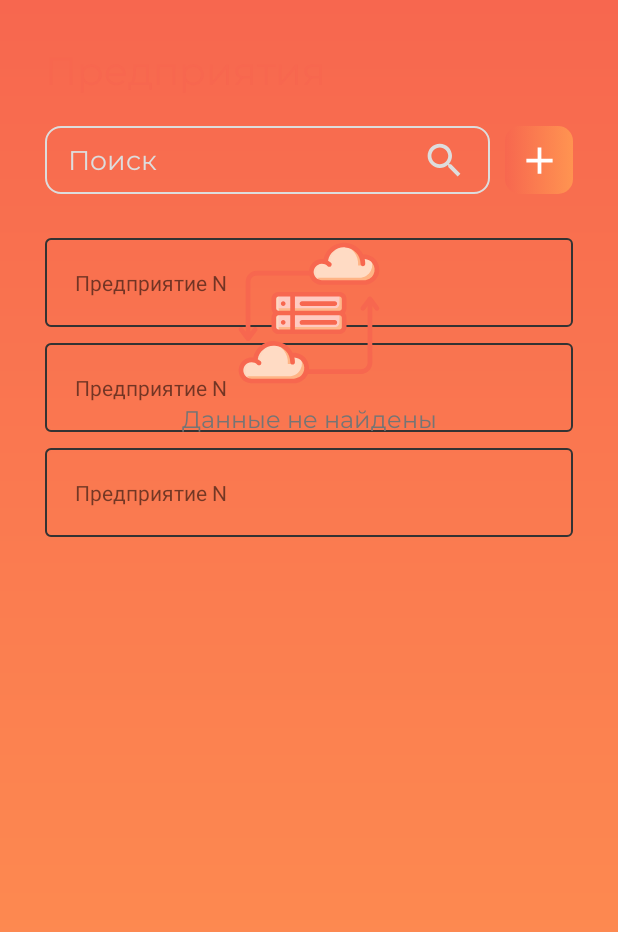
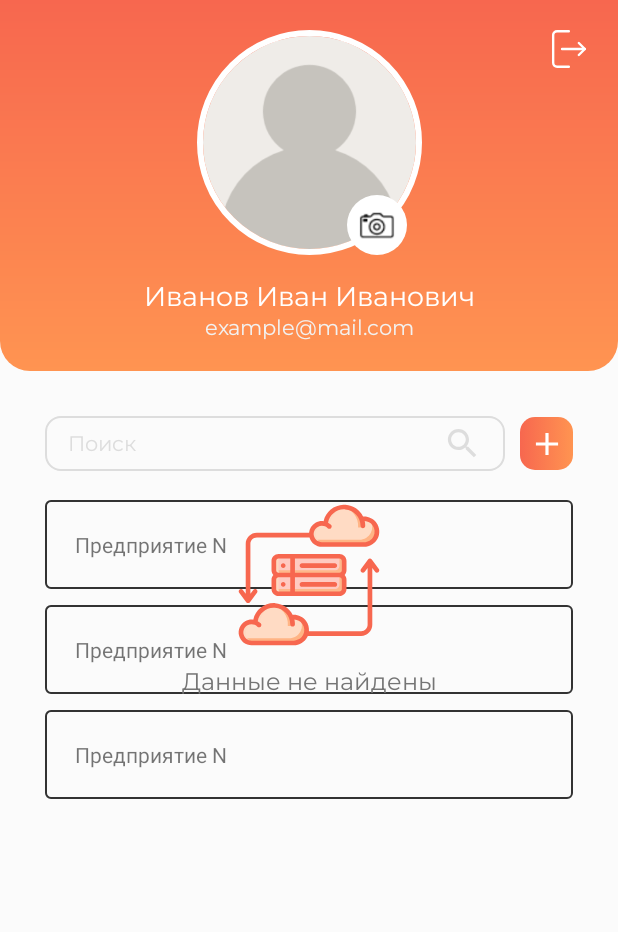
Before and after one commit to Ekaterina-El/Metrolog, an Android app: the layout fragment_companies.xml on its own in the app's theme, with its tools: preview values and no code run, on a phone screen of 412 x 824 dp. Shown: the top 932 px of the screen. Run offline under Robolectric (Android 15) with nearby library versions, the phone set to English and light mode, and no system bars.

Commit message:
Модуль "Предприятия" - вывод профиля пользователя

```diff
--- a/app/build.gradle
+++ b/app/build.gradle
@@ -53,4 +53,6 @@ dependencies {
 
     implementation 'com.github.bumptech.glide:glide:4.14.2'
     annotationProcessor 'com.github.bumptech.glide:compiler:4.14.2'
+
+    implementation 'de.hdodenhof:circleimageview:3.1.0'
 }
--- a/app/src/main/java/el/ka/someapp/view/adapters/adapterBinding.kt
+++ b/app/src/main/java/el/ka/someapp/view/adapters/adapterBinding.kt
@@ -10,9 +10,9 @@ import com.bumptech.glide.Glide
 import el.ka.someapp.R
 import el.ka.someapp.data.model.ErrorApp
 import el.ka.someapp.data.model.State
+import el.ka.someapp.data.model.User
 import el.ka.someapp.data.model.UserRole
 import el.ka.someapp.viewmodel.StatePassword
-import java.time.chrono.Era
 
 @BindingAdapter("app:isLoad")
 fun visibleLoader(view: View, state: State) {
@@ -63,12 +63,22 @@ fun showResetPasswordText(textView: TextView, state: State) {
   textView.visibility = if (state == State.AWAITING_CONTINUE) View.VISIBLE else View.GONE
 }
 
+@BindingAdapter("app:userUrl")
+fun showUserUrl(imageView: ImageView, user: User?) {
+  Glide
+    .with(imageView.context)
+    .load(user?.profileImageUrl)
+    .placeholder(R.drawable.profile_placeholder)
+    .into(imageView)
+
+}
+
 @BindingAdapter("app:imageUrl")
 fun showImage(imageView: ImageView, url: String) {
-  Glide.with(imageView.context)
+  Glide
+    .with(imageView.context)
     .load(url)
     .placeholder(R.drawable.profile_placeholder)
-    .circleCrop()
     .into(imageView)
 }
 
--- a/app/src/main/java/el/ka/someapp/viewmodel/JobFieldViewModel.kt
+++ b/app/src/main/java/el/ka/someapp/viewmodel/JobFieldViewModel.kt
@@ -54,6 +54,7 @@ class JobFieldViewModel(application: Application) : AndroidViewModel(application
       }
       else -> {
         _nameError.value = null
+        withError = false
       }
     }
 
--- a/app/src/main/java/el/ka/someapp/viewmodel/NodesViewModel.kt
+++ b/app/src/main/java/el/ka/someapp/viewmodel/NodesViewModel.kt
@@ -69,6 +69,8 @@ class NodesViewModel(application: Application) : AndroidViewModel(application) {
 
   // region User
   private val _currentUserProfile = MutableLiveData<User?>(null)
+  val currentUserProfile: LiveData<User?>
+    get() = _currentUserProfile
 
   private fun getCurrentUserProfile(onSuccess: () -> Unit = {}) {
     _state.value = State.LOADING
--- /dev/null
+++ b/app/src/main/res/drawable/bg_profile.xml
@@ -0,0 +1,14 @@
+<?xml version="1.0" encoding="utf-8"?>
+<shape
+  android:shape="rectangle"
+  xmlns:android="http://schemas.android.com/apk/res/android">
+
+  <gradient
+    android:angle="270"
+    android:endColor="@color/primary_color"
+    android:startColor="@color/primary_dark_color"
+    />
+
+  <corners android:bottomLeftRadius="20dp"
+    android:bottomRightRadius="20dp" />
+</shape>
--- /dev/null
+++ b/app/src/main/res/drawable/ic_exit.xml
@@ -0,0 +1,27 @@
+<vector xmlns:android="http://schemas.android.com/apk/res/android"
+    android:width="24dp"
+    android:height="24dp"
+    android:viewportWidth="24"
+    android:viewportHeight="24">
+  <path
+      android:pathData="M7.6,12L22,12"
+      android:strokeLineJoin="round"
+      android:strokeWidth="1.5"
+      android:fillColor="#00000000"
+      android:strokeColor="#000000"
+      android:strokeLineCap="round"/>
+  <path
+      android:pathData="M11.9,0.8H4.5C3.1,0.8 2,1.9 2,3.2v17.5c0,1.4 1.1,2.5 2.5,2.5h7.4"
+      android:strokeLineJoin="round"
+      android:strokeWidth="1.5"
+      android:fillColor="#00000000"
+      android:strokeColor="#000000"
+      android:strokeLineCap="round"/>
+  <path
+      android:pathData="M18.2,8.2l3.8,3.8l-3.8,3.8"
+      android:strokeLineJoin="round"
+      android:strokeWidth="1.5"
+      android:fillColor="#00000000"
+      android:strokeColor="#000000"
+      android:strokeLineCap="round"/>
+</vector>
--- a/app/src/main/res/layout/fragment_companies.xml
+++ b/app/src/main/res/layout/fragment_companies.xml
@@ -4,6 +4,7 @@
   xmlns:tools="http://schemas.android.com/tools">
 
   <data>
+
     <import type="android.view.View" />
 
     <variable
@@ -21,42 +22,105 @@
 
   <androidx.constraintlayout.widget.ConstraintLayout
     android:layout_width="match_parent"
-    android:layout_height="match_parent">
+    android:layout_height="match_parent"
+    tools:background="@color/background_color">
 
-    <TextView
-      android:id="@+id/textTitle"
-      android:layout_width="wrap_content"
+    <androidx.constraintlayout.widget.ConstraintLayout
+      android:id="@+id/layoutHeader"
+      android:layout_width="0dp"
       android:layout_height="wrap_content"
-      android:layout_marginStart="@dimen/app_padding"
-      android:layout_marginTop="@dimen/app_padding"
-      android:fontFamily="@font/montserrat_regular"
-      android:text="@string/companies_title"
-      android:textColor="@color/primary_dark_color"
-      android:textSize="26sp"
+      android:background="@drawable/bg_profile"
+      app:layout_constraintEnd_toEndOf="parent"
       app:layout_constraintStart_toStartOf="parent"
-      app:layout_constraintTop_toTopOf="parent" />
+      app:layout_constraintTop_toTopOf="parent">
+
+      <ImageView
+        android:layout_width="25dp"
+        android:layout_height="25dp"
+        android:layout_marginTop="20dp"
+        android:layout_marginEnd="20dp"
+        android:src="@drawable/ic_exit"
+        app:layout_constraintEnd_toEndOf="parent"
+        app:layout_constraintTop_toTopOf="parent"
+        app:tint="@color/text_on_primary" />
+
+      <de.hdodenhof.circleimageview.CircleImageView
+        android:id="@+id/imageViewProfile"
+        android:layout_width="150dp"
+        android:layout_height="150dp"
+        android:layout_marginTop="20dp"
+        android:src="@drawable/profile_placeholder"
+        app:civ_border_color="@color/text_on_primary"
+        app:civ_border_width="4dp"
+        app:layout_constraintEnd_toEndOf="parent"
+        app:layout_constraintStart_toStartOf="parent"
+        app:layout_constraintTop_toTopOf="parent"
+        app:userUrl="@{viewModel.currentUserProfile}" />
+
+      <de.hdodenhof.circleimageview.CircleImageView
+        android:id="@+id/imageChangeUserProfile"
+        android:layout_width="40dp"
+        android:layout_height="40dp"
+        android:layout_marginEnd="10dp"
+        android:src="@drawable/camera"
+        app:layout_constraintBottom_toBottomOf="@id/imageViewProfile"
+        app:layout_constraintEnd_toEndOf="@id/imageViewProfile" />
+
+      <TextView
+        android:id="@+id/textViewUserName"
+        android:layout_width="match_parent"
+        android:layout_height="wrap_content"
+        android:layout_marginStart="40dp"
+        android:layout_marginTop="15dp"
+        android:layout_marginEnd="40dp"
+        android:fontFamily="@font/montserrat_regular"
+        android:gravity="center"
+        android:text="@{viewModel.currentUserProfile.fullName}"
+        android:textColor="@color/text_on_primary"
+        android:textSize="18sp"
+        app:layout_constraintEnd_toEndOf="parent"
+        app:layout_constraintStart_toStartOf="parent"
+        app:layout_constraintTop_toBottomOf="@id/imageViewProfile"
+        tools:text="Иванов Иван Иванович" />
+
+      <TextView
+        android:layout_width="wrap_content"
+        android:layout_height="wrap_content"
+        android:layout_marginBottom="20dp"
+        android:fontFamily="@font/montserrat_regular"
+        android:text="@{viewModel.currentUserProfile.email}"
+        android:textColor="@color/text_on_primary_light"
+        android:textSize="14sp"
+        app:layout_constraintBottom_toBottomOf="parent"
+        app:layout_constraintEnd_toEndOf="parent"
+        app:layout_constraintStart_toStartOf="parent"
+        app:layout_constraintTop_toBottomOf="@id/textViewUserName"
+        tools:text="example@mail.com" />
+
+    </androidx.constraintlayout.widget.ConstraintLayout>
 
     <LinearLayout
       android:id="@+id/layoutHead"
+      android:layout_width="match_parent"
       android:layout_height="wrap_content"
-      android:layout_width="match_parent"
       android:layout_marginStart="@dimen/app_padding"
-      android:layout_marginTop="20dp"
+      android:layout_marginTop="30dp"
       android:layout_marginEnd="@dimen/app_padding"
+      android:gravity="center"
       android:orientation="horizontal"
       app:layout_constraintEnd_toEndOf="parent"
       app:layout_constraintStart_toStartOf="parent"
-      app:layout_constraintTop_toBottomOf="@id/textTitle">
+      app:layout_constraintTop_toBottomOf="@id/layoutHeader">
 
       <LinearLayout
         android:id="@+id/layoutSearchForm"
         android:layout_width="0dp"
+        android:layout_height="wrap_content"
         android:layout_weight="1"
-        android:layout_height="45dp"
         android:background="@drawable/search_wrapper"
         android:gravity="center"
         android:paddingHorizontal="15dp"
-        android:paddingVertical="10dp"
+        android:paddingVertical="5dp"
         app:layout_constraintEnd_toEndOf="parent"
         app:layout_constraintStart_toStartOf="parent"
         app:layout_constraintTop_toBottomOf="@id/textTitle">
@@ -78,41 +142,41 @@
           android:text="@={viewModel.filter}"
           android:textColor="@color/secondary_color"
           android:textColorHint="@color/light_gray"
-          android:textSize="18sp" />
+          android:textSize="14sp" />
 
         <ImageView
+          android:id="@+id/imageSearchClear"
+          android:layout_width="26dp"
+          android:layout_height="26dp"
+          android:contentDescription="@null"
           android:onClick="@{() -> viewModel.clearFilter()}"
-          android:id="@+id/imageSearchClear"
-          android:layout_width="30dp"
-          android:layout_height="30dp"
-          android:contentDescription="@null"
-          tools:src="@drawable/ic_search"
           android:src="@{viewModel.filter.length() > 0 ? @drawable/ic_close : @drawable/ic_search}"
           app:layout_constraintBottom_toBottomOf="@id/editTextFilter"
           app:layout_constraintEnd_toEndOf="parent"
           app:layout_constraintTop_toTopOf="@id/editTextFilter"
-          app:tint="@color/light_gray" />
+          app:tint="@color/light_gray"
+          tools:src="@drawable/ic_search" />
       </LinearLayout>
 
       <androidx.constraintlayout.widget.ConstraintLayout
-        android:layout_width="45dp"
-        android:layout_height="45dp"
+        android:layout_width="35dp"
+        android:layout_height="35dp"
+        android:layout_marginStart="10dp"
+        android:background="@drawable/button_selector"
         android:clickable="true"
         android:focusable="true"
-        android:onClick="@{() -> master.showAddCompanyDialog()}"
-        android:background="@drawable/button_selector"
-        android:layout_marginStart="10dp">
+        android:onClick="@{() -> master.showAddCompanyDialog()}">
 
         <ImageView
-          app:layout_constraintTop_toTopOf="parent"
+          android:layout_width="25dp"
+          android:layout_height="25dp"
+          android:contentDescription="@null"
+          android:src="@drawable/ic_add"
+          app:layout_constraintBottom_toBottomOf="parent"
           app:layout_constraintEnd_toEndOf="parent"
           app:layout_constraintStart_toStartOf="parent"
-          app:layout_constraintBottom_toBottomOf="parent"
-          android:src="@drawable/ic_add"
-          app:tint="@color/text_on_primary"
-          android:layout_width="30dp"
-          android:layout_height="30dp"
-          android:contentDescription="@null" />
+          app:layout_constraintTop_toTopOf="parent"
+          app:tint="@color/text_on_primary" />
 
       </androidx.constraintlayout.widget.ConstraintLayout>
 
@@ -123,22 +187,21 @@
       android:layout_width="match_parent"
       android:layout_height="wrap_content"
       android:layout_marginStart="@dimen/app_padding"
-      android:layout_marginTop="24dp"
+      android:layout_marginTop="14dp"
       android:layout_marginEnd="@dimen/app_padding"
       android:adapter="@{adapter}"
       android:clipToPadding="false"
       android:overScrollMode="never"
       app:layoutManager="androidx.recyclerview.widget.LinearLayoutManager"
       app:layout_constraintTop_toBottomOf="@id/layoutHead"
-      tools:listitem="@layout/item_company"
-      />
+      tools:listitem="@layout/item_company" />
 
     <androidx.constraintlayout.widget.ConstraintLayout
       android:id="@+id/layoutEmpty"
       android:layout_width="0dp"
       android:layout_height="wrap_content"
       android:layout_marginStart="@dimen/app_padding"
-      android:layout_marginTop="24dp"
+      android:layout_marginTop="14dp"
       android:layout_marginEnd="@dimen/app_padding"
       android:visibility="@{viewModel.filteredNodes.size() == 0 ? View.VISIBLE : View.GONE}"
       app:layout_constraintEnd_toEndOf="parent"
--- a/app/src/main/res/layout/item_company_position.xml
+++ b/app/src/main/res/layout/item_company_position.xml
@@ -4,6 +4,7 @@
   xmlns:tools="http://schemas.android.com/tools">
 
   <data>
+
     <variable
       name="user"
       type="el.ka.someapp.data.model.LocalUser" />
@@ -12,64 +13,64 @@
 
   <LinearLayout
     android:layout_width="match_parent"
+    android:layout_height="wrap_content"
+    android:gravity="center"
     android:orientation="horizontal"
-    android:layout_height="wrap_content"
     android:paddingVertical="10dp"
-    tools:background="@color/white"
-    android:gravity="center"
-    >
-    <ImageView
-      app:imageUrl="@{user.user.profileImageUrl}"
-      android:src="@drawable/profile_placeholder"
+    tools:background="@color/white">
+
+    <de.hdodenhof.circleimageview.CircleImageView
       android:layout_width="50dp"
       android:layout_height="50dp"
-      android:contentDescription="@string/user_profile_avatar" />
+      android:contentDescription="@string/user_profile_avatar"
+      android:src="@drawable/profile_placeholder"
+      app:imageUrl="@{user.user.profileImageUrl}" />
 
     <LinearLayout
+      android:layout_width="0dp"
+      android:layout_height="wrap_content"
       android:layout_marginHorizontal="8dp"
       android:layout_weight="1"
-      android:layout_width="0dp"
-      android:layout_height="wrap_content"
       android:orientation="vertical">
 
       <TextView
         android:id="@+id/position"
         android:layout_width="wrap_content"
         android:layout_height="wrap_content"
+        android:fontFamily="@font/montserrat_regular"
+        android:textColor="@color/super_dark_gray"
+        android:textSize="12sp"
         app:jobPosition="@{user.jobField.jobName}"
-        tools:text="Технический директор"
-        android:textSize="12sp"
-        android:textColor="@color/super_dark_gray"
-        android:fontFamily="@font/montserrat_regular" />
+        tools:text="Технический директор" />
 
       <TextView
         android:id="@+id/fullName"
         android:layout_width="wrap_content"
         android:layout_height="wrap_content"
+        android:layout_marginTop="2dp"
+        android:fontFamily="@font/montserrat_regular"
+        android:text="@{user.user.fullName}"
+        android:textColor="@color/secondary_color"
+        android:textSize="14sp"
         android:textStyle="bold"
-        android:layout_marginTop="2dp"
-        android:text="@{user.user.fullName}"
-        tools:text="Крутильников Алексей Викторович"
-        android:textSize="14sp"
-        android:textColor="@color/secondary_color"
-        android:fontFamily="@font/montserrat_regular" />
+        tools:text="Крутильников Алексей Викторович" />
 
       <TextView
         android:id="@+id/email"
-        android:text="@{user.user.email}"
         android:layout_width="wrap_content"
         android:layout_height="wrap_content"
-        tools:text="krutilnikov_alex@gmail.com"
+        android:fontFamily="@font/montserrat_regular"
+        android:text="@{user.user.email}"
+        android:textColor="@color/secondary_color"
         android:textSize="14sp"
-        android:textColor="@color/secondary_color"
-        android:fontFamily="@font/montserrat_regular" />
+        tools:text="krutilnikov_alex@gmail.com" />
     </LinearLayout>
 
     <ImageView
       android:layout_width="25dp"
       android:layout_height="25dp"
-      app:tint="@color/secondary_color"
-      android:src="@drawable/ic_vert_more" />
+      android:src="@drawable/ic_vert_more"
+      app:tint="@color/secondary_color" />
 
 
   </LinearLayout>
--- a/app/src/main/res/layout/item_user.xml
+++ b/app/src/main/res/layout/item_user.xml
@@ -16,7 +16,7 @@
     tools:background="@color/white"
     android:orientation="horizontal">
 
-    <ImageView
+    <de.hdodenhof.circleimageview.CircleImageView
       app:imageUrl="@{user.profileImageUrl}"
       android:layout_width="60dp"
       tools:src="@drawable/profile_placeholder"
--- a/app/src/main/res/layout/job_field_dialog.xml
+++ b/app/src/main/res/layout/job_field_dialog.xml
@@ -257,7 +257,7 @@
           android:text="@string/add_button"
           android:textAllCaps="false"
           android:textColor="@color/primary_color"
-          android:textSize="16sp"
+          android:textSize="12sp"
           app:backgroundTint="@null"
           app:layout_constraintEnd_toEndOf="parent"
           app:layout_constraintTop_toBottomOf="@id/layoutJobFieldUser"
--- a/app/src/main/res/layout/spinner_item_user.xml
+++ b/app/src/main/res/layout/spinner_item_user.xml
@@ -16,7 +16,7 @@
     android:background="@color/background_color"
     android:orientation="horizontal">
 
-    <ImageView
+    <de.hdodenhof.circleimageview.CircleImageView
       app:imageUrl="@{user.profileImageUrl}"
       android:layout_width="40dp"
       tools:src="@drawable/profile_placeholder"
--- a/app/src/main/res/values/colors.xml
+++ b/app/src/main/res/values/colors.xml
@@ -11,6 +11,7 @@
   <color name="background_color">#fbfbfb</color>
   <color name="primary_dark_color">#F7674F</color>
   <color name="text_on_primary">#fff</color>
+  <color name="text_on_primary_light">#F2F2F2</color>
   <color name="hint_color">#C8BABA</color>
   <color name="semi_dark">#80454545</color>
   <color name="secondary_color">#757575</color>
```
Also changed, not shown: app/src/main/res/drawable/camera.png (added), app/src/main/res/drawable/profile_placeholder.png.
